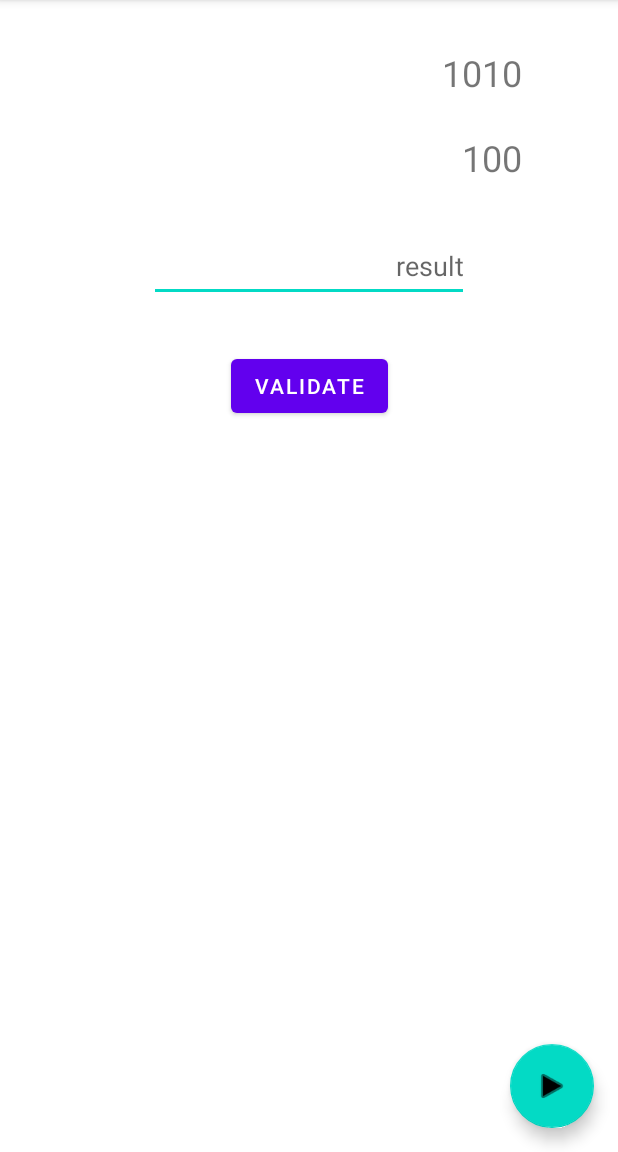
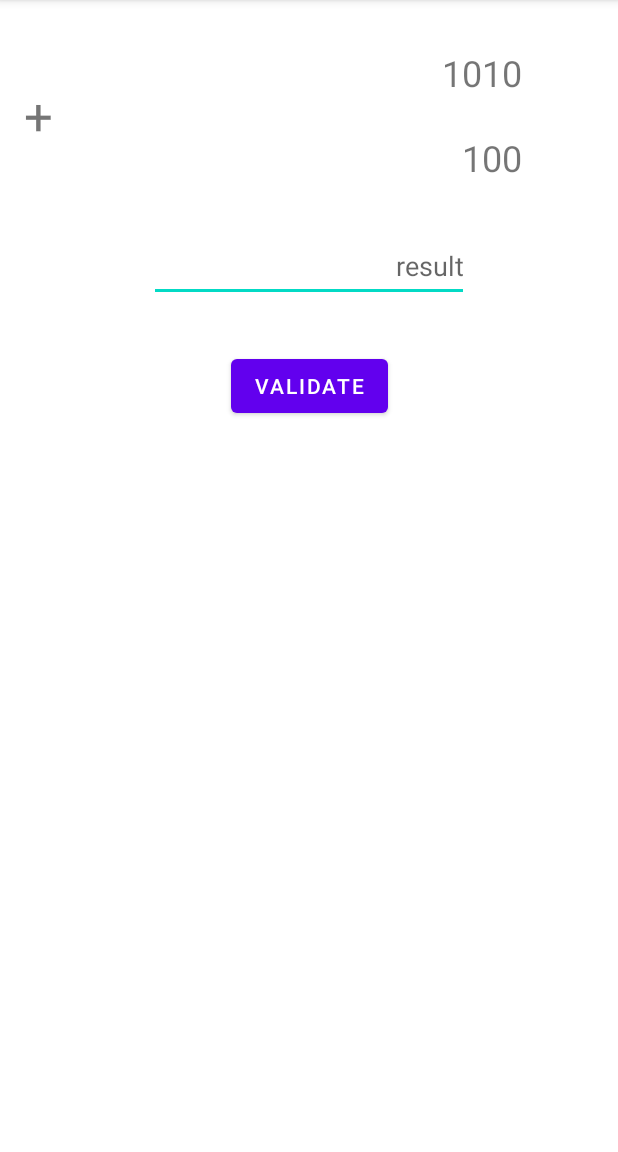
Before and after one commit to drkblog/drkbinary, an Android app: the screen it shows after launch (MainActivity), on a phone screen of 412 x 824 dp, the part 84-1236 px from its top. Run offline under Robolectric (Android 15) with nearby library versions, the phone set to English and light mode, and no system bars; our stand-ins replace navigation-ui; 1 statement that could not run was skipped.

Commit message:
Main logic working

```diff
--- a/app/src/main/AndroidManifest.xml
+++ b/app/src/main/AndroidManifest.xml
@@ -9,6 +9,9 @@
         android:roundIcon="@mipmap/ic_launcher_round"
         android:supportsRtl="true"
         android:theme="@style/Theme.Drkbinary">
+        <activity
+            android:name=".AboutActivity"
+            android:exported="false" />
         <activity
             android:name=".MainActivity"
             android:exported="true"
--- a/app/src/main/java/ar/com/drk/drkbinary/FirstFragment.kt
+++ b/app/src/main/java/ar/com/drk/drkbinary/FirstFragment.kt
@@ -1,13 +1,18 @@
 package ar.com.drk.drkbinary
 
 import android.os.Bundle
+import android.text.Editable
+import android.text.TextWatcher
 import androidx.fragment.app.Fragment
 import android.view.LayoutInflater
 import android.view.View
 import android.view.ViewGroup
 import android.widget.TextView
+import android.widget.Toast
+import androidx.core.widget.addTextChangedListener
 import androidx.navigation.fragment.findNavController
 import ar.com.drk.drkbinary.databinding.PlayfieldBinding
+import com.google.android.material.snackbar.Snackbar
 
 /**
  * A simple [Fragment] subclass as the default destination in the navigation.
@@ -16,7 +21,7 @@ class FirstFragment : Fragment() {
 
     private var _binding: PlayfieldBinding? = null
 
-    private val gameService : GameService = GameService()
+    private val gameService: GameService = GameService()
 
     // This property is only valid between onCreateView and
     // onDestroyView.
@@ -34,16 +39,41 @@ class FirstFragment : Fragment() {
     override fun onViewCreated(view: View, savedInstanceState: Bundle?) {
         super.onViewCreated(view, savedInstanceState)
         setup()
-//        binding.buttonFirst.setOnClickListener {
-//            findNavController().navigate(R.id.action_FirstFragment_to_SecondFragment)
-//        }
+        binding.result.addTextChangedListener(object : TextWatcher {
+            override fun afterTextChanged(s: Editable?) {
+                binding.result.setSelection(0)
+            }
+
+            override fun beforeTextChanged(s: CharSequence?, start: Int, count: Int, after: Int) {
+            }
+
+            override fun onTextChanged(s: CharSequence?, start: Int, before: Int, count: Int) {
+            }
+        })
+        binding.validate.setOnClickListener {
+            validate()
+        }
     }
 
+    private fun validate() {
+        try {
+            if (gameService.validate(binaryStringToInt(binding.result.text.toString()))) {
+                Toast.makeText(context,"Congratulations!", Toast.LENGTH_LONG).show()
+                return
+            }
+        } catch (e: Exception) {
+            // Ignore it
+        } finally {
+            binding.result.text.clear()
+            setup()
+        }
+        Toast.makeText(context,"Wrong answer", Toast.LENGTH_LONG).show()
+    }
 
     private fun setup() {
         val setup = gameService.play()
-        binding.firstNumber.text = setup.first.toString(2)
-        binding.secondNumber.text = setup.second.toString(2)
+        binding.firstNumber.text = intToBinaryString(setup.first)
+        binding.secondNumber.text = intToBinaryString(setup.second)
     }
 
     override fun onDestroyView() {
--- /dev/null
+++ b/app/src/main/java/ar/com/drk/drkbinary/helpers.kt
@@ -0,0 +1,9 @@
+package ar.com.drk.drkbinary
+
+fun binaryStringToInt(value: String): Int {
+    return value.toInt(2)
+}
+
+fun intToBinaryString(value: Int) : String {
+    return value.toString(2)
+}
--- a/app/src/main/res/layout/activity_main.xml
+++ b/app/src/main/res/layout/activity_main.xml
@@ -22,13 +22,4 @@
 
     <include layout="@layout/content_main" />
 
-    <com.google.android.material.floatingactionbutton.FloatingActionButton
-        android:id="@+id/play"
-        android:layout_width="wrap_content"
-        android:layout_height="wrap_content"
-        android:layout_gravity="bottom|end"
-        android:layout_marginEnd="@dimen/fab_margin"
-        android:layout_marginBottom="16dp"
-        app:srcCompat="@android:drawable/ic_media_play" />
-
 </androidx.coordinatorlayout.widget.CoordinatorLayout>
--- a/app/src/main/res/layout/playfield.xml
+++ b/app/src/main/res/layout/playfield.xml
@@ -45,6 +45,7 @@
         android:hint="@string/result_placeholder"
         android:inputType="number"
         android:minHeight="48dp"
+        android:singleLine="true"
         android:textAlignment="textEnd"
         app:layout_constraintEnd_toEndOf="parent"
         app:layout_constraintStart_toStartOf="parent"
@@ -60,4 +61,15 @@
         app:layout_constraintStart_toStartOf="parent"
         app:layout_constraintTop_toBottomOf="@+id/result" />
 
+    <TextView
+        android:id="@+id/textView"
+        android:layout_width="wrap_content"
+        android:layout_height="wrap_content"
+        android:layout_marginStart="16dp"
+        android:text="+"
+        android:textSize="34sp"
+        app:layout_constraintBottom_toTopOf="@+id/second_number"
+        app:layout_constraintStart_toStartOf="parent"
+        app:layout_constraintTop_toBottomOf="@+id/first_number" />
+
 </androidx.constraintlayout.widget.ConstraintLayout>
--- a/app/src/main/res/menu/menu_main.xml
+++ b/app/src/main/res/menu/menu_main.xml
@@ -5,6 +5,6 @@
     <item
         android:id="@+id/action_settings"
         android:orderInCategory="100"
-        android:title="@string/action_settings"
+        android:title="@string/action_about"
         app:showAsAction="never" />
 </menu>
--- a/app/src/main/res/values/strings.xml
+++ b/app/src/main/res/values/strings.xml
@@ -1,9 +1,10 @@
 <resources>
     <string name="app_name">drkbinary</string>
-    <string name="action_settings">Settings</string>
+    <string name="action_about">About…</string>
     <!-- Strings used for fragments for navigation -->
     <string name="first_fragment_label">drkBinary</string>
     <string name="placeholder">\?</string>
     <string name="result_placeholder">result</string>
-    <string name="validate" >Validate</string>
+    <string name="validate">Validate</string>
+    <string name="close">Close</string>
 </resources>
```
